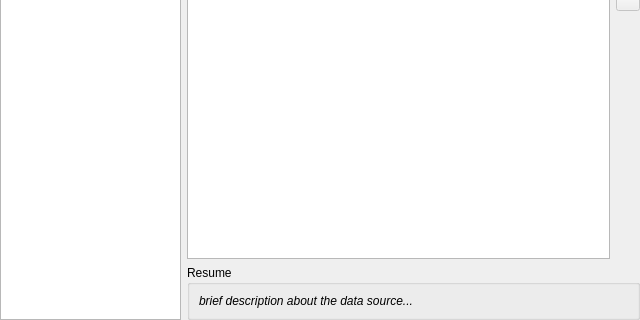
Before: the Qt Designer form src/terralib/qt/widgets/datasource/selector/ui/DataSourceSelectorWidgetForm.ui in claudiobogossian/terralib5, drawn with Qt 5; both pictures show x 0 to 640 and y 160 to 480 of the 640 by 480 pixel window.
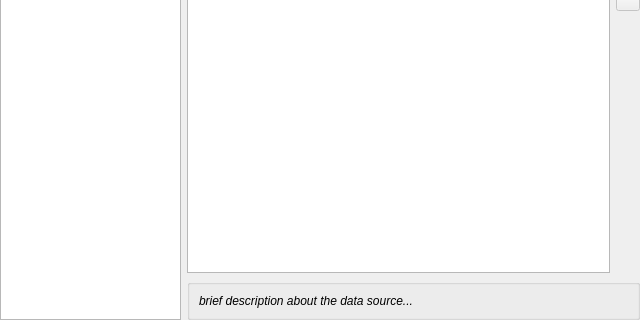
After: the same form once the commit is applied.

Commit message: removed wrong description in data source selector label

Diff of the .ui file:
```diff
--- a/src/terralib/qt/widgets/datasource/selector/ui/DataSourceSelectorWidgetForm.ui
+++ b/src/terralib/qt/widgets/datasource/selector/ui/DataSourceSelectorWidgetForm.ui
@@ -234,7 +234,7 @@
         <item>
          <widget class="QGroupBox" name="groupBox">
           <property name="title">
-           <string>Resume</string>
+           <string/>
           </property>
           <layout class="QVBoxLayout" name="verticalLayout_3">
            <item>
```
